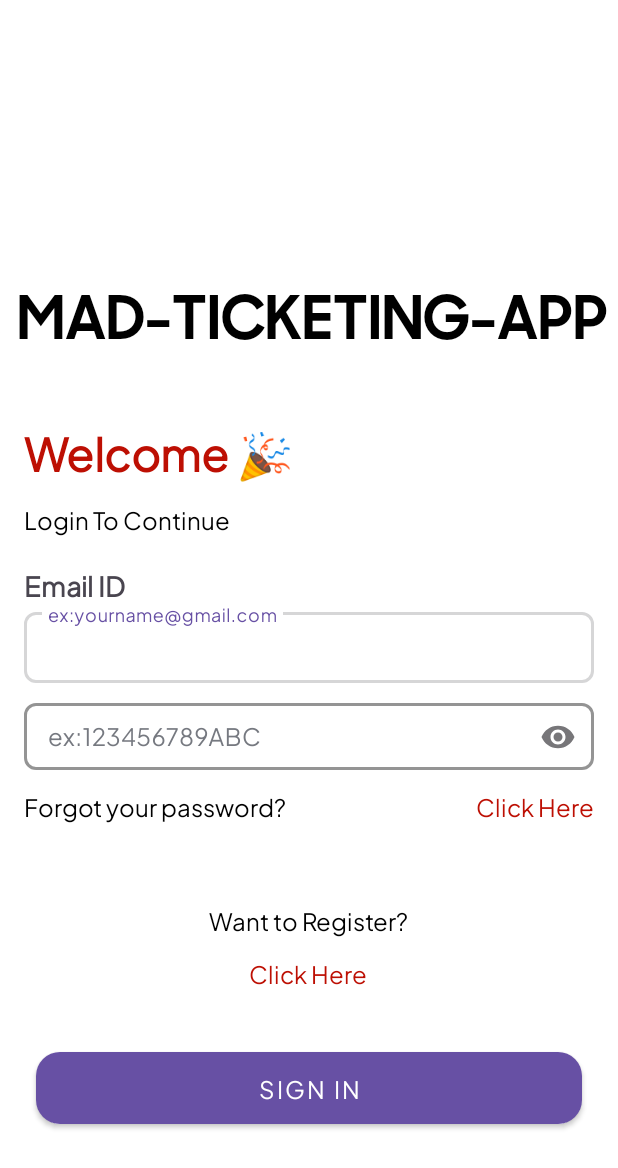
After one commit to MajidMemon/GameOfCodes---Event-Ticking-App---MAD-Project--Fall2023, an Android app: the layout activity_login.xml on its own in the app's theme, with its tools: preview values and no code run, on a phone screen of 412 x 824 dp. The commit adds this screen. Shown: the top 1168 px of the screen. Run offline under Robolectric (Android 15) with nearby library versions, the phone set to English and light mode, and no system bars.

Commit message:
added colors, strings, fonts, button gradient and login and sign_up xmls

```diff
--- /dev/null
+++ b/Source Code/app/src/main/res/drawable/button_gradient.xml
@@ -0,0 +1,8 @@
+<?xml version="1.0" encoding="utf-8"?>
+<shape xmlns:android="http://schemas.android.com/apk/res/android">
+    <corners android:radius="16dp" />
+    <gradient
+        android:startColor="#F44336"
+        android:endColor="#FF9800"
+        android:angle="270" />
+</shape>
--- /dev/null
+++ b/Source Code/app/src/main/res/layout/activity_login.xml
@@ -0,0 +1,241 @@
+<?xml version="1.0" encoding="utf-8"?>
+<layout xmlns:android="http://schemas.android.com/apk/res/android"
+    xmlns:app="http://schemas.android.com/apk/res-auto"
+    xmlns:tools="http://schemas.android.com/tools">
+
+    <data>
+
+    </data>
+
+    <androidx.constraintlayout.widget.ConstraintLayout
+        android:layout_width="match_parent"
+        android:layout_height="match_parent"
+        android:background="@color/background_color"
+        tools:context=".LoginActivity">
+
+        <ImageView
+            android:id="@+id/logoImageView"
+            android:layout_width="wrap_content"
+            android:layout_height="wrap_content"
+            android:src="@drawable/app_logo"
+            app:layout_constraintTop_toTopOf="@+id/textView"
+            app:layout_constraintBottom_toBottomOf="@+id/textView"
+            app:layout_constraintEnd_toStartOf="@+id/textView"
+            android:layout_marginEnd="8dp" />
+
+        <TextView
+            android:id="@+id/textView"
+            android:layout_width="wrap_content"
+            android:layout_height="wrap_content"
+            android:layout_marginTop="16dp"
+            android:fontFamily="@font/logofont"
+            android:text="@string/app_name"
+            android:textAllCaps="true"
+            android:textColor="@color/black"
+            android:textSize="40sp"
+            android:textStyle="bold"
+            app:layout_constraintBottom_toTopOf="@+id/textField1"
+            app:layout_constraintEnd_toEndOf="parent"
+            app:layout_constraintHorizontal_bias="0.631"
+            app:layout_constraintStart_toStartOf="parent"
+            app:layout_constraintTop_toTopOf="parent"
+            app:layout_constraintVertical_bias="0.501" />
+
+        <TextView
+            android:id="@+id/welcomeTextView"
+            android:layout_width="wrap_content"
+            android:layout_height="wrap_content"
+            android:fontFamily="@font/main_font"
+            android:text="@string/welcome"
+            android:textAppearance="@style/TextAppearance.AppCompat.Large"
+            android:textColor="@color/label"
+            android:textSize="30sp"
+            android:textStyle="bold"
+            app:layout_constraintBottom_toTopOf="@+id/textField1"
+            app:layout_constraintEnd_toEndOf="parent"
+            app:layout_constraintHorizontal_bias="0.069"
+            app:layout_constraintStart_toStartOf="parent"
+            app:layout_constraintTop_toBottomOf="@+id/textView"
+            app:layout_constraintVertical_bias="0.339" />
+
+        <TextView
+            android:id="@+id/loginToContinueTextView"
+            android:layout_width="wrap_content"
+            android:layout_height="wrap_content"
+            android:layout_marginTop="12dp"
+            android:fontFamily="@font/main_font"
+            android:text="@string/login_to_continue"
+            android:textAppearance="@style/TextAppearance.AppCompat.Medium"
+            android:textColor="@color/black"
+            android:textSize="16sp"
+            app:layout_constraintBottom_toTopOf="@+id/textField1"
+            app:layout_constraintEnd_toEndOf="parent"
+            app:layout_constraintHorizontal_bias="0.058"
+            app:layout_constraintStart_toStartOf="parent"
+            app:layout_constraintTop_toBottomOf="@id/welcomeTextView"
+            app:layout_constraintVertical_bias="0.0" />
+
+        <TextView
+            android:id="@+id/emailLabel"
+            android:layout_width="wrap_content"
+            android:layout_height="wrap_content"
+            android:layout_marginStart="16dp"
+            android:layout_marginTop="16dp"
+            android:fontFamily="@font/main_font"
+            android:text="@string/email_id"
+            android:textAppearance="@style/TextAppearance.AppCompat.Medium"
+            android:textStyle="bold"
+            app:layout_constraintBottom_toTopOf="@+id/textField1"
+            app:layout_constraintStart_toStartOf="parent"
+            app:layout_constraintTop_toBottomOf="@+id/welcomeTextView"
+            app:layout_constraintVertical_bias="1.0" />
+
+
+        <com.google.android.material.textfield.TextInputLayout
+            android:id="@+id/textField1"
+            style="@style/Widget.MaterialComponents.TextInputLayout.OutlinedBox"
+            android:layout_width="match_parent"
+            android:layout_height="wrap_content"
+            android:layout_marginStart="16dp"
+            android:layout_marginEnd="16dp"
+            android:layout_marginBottom="8dp"
+            android:hint="@string/enter_the_email_id"
+            android:textColorHint="@color/colorTextPrimary"
+            app:boxStrokeColor="@color/app_logo_background"
+            app:boxStrokeWidth="2dp"
+            app:boxCornerRadiusTopStart="8dp"
+            app:boxCornerRadiusTopEnd="8dp"
+            app:boxCornerRadiusBottomStart="8dp"
+            app:boxCornerRadiusBottomEnd="8dp"
+            app:layout_constraintBottom_toTopOf="@+id/txtPasswordL"
+            app:layout_constraintEnd_toEndOf="parent"
+            app:layout_constraintStart_toStartOf="parent">
+
+            <com.google.android.material.textfield.TextInputEditText
+                android:id="@+id/edEmailId"
+                android:layout_width="match_parent"
+                android:layout_height="wrap_content"
+                android:fontFamily="@font/main_font"
+                android:paddingTop="12dp"
+                android:paddingBottom="12dp"
+                android:inputType="textEmailAddress"/>
+
+        </com.google.android.material.textfield.TextInputLayout>
+
+
+
+        <com.google.android.material.textfield.TextInputLayout
+            android:id="@+id/txtPasswordL"
+            style="@style/Widget.MaterialComponents.TextInputLayout.OutlinedBox"
+            android:layout_width="match_parent"
+            android:layout_height="50dp"
+            android:layout_marginStart="16dp"
+            android:layout_marginEnd="16dp"
+            android:hint="@string/enter_the_password"
+            android:textColorHint="@color/colorTextPrimary"
+            app:boxCornerRadiusBottomEnd="8dp"
+            app:boxCornerRadiusBottomStart="8dp"
+            app:boxCornerRadiusTopEnd="8dp"
+            app:boxCornerRadiusTopStart="8dp"
+            app:boxStrokeColor="@color/black"
+            app:boxStrokeWidth="2dp"
+            app:endIconMode="password_toggle"
+            app:errorEnabled="true"
+            app:errorIconDrawable="@null"
+            app:layout_constraintBottom_toBottomOf="parent"
+            app:layout_constraintEnd_toEndOf="parent"
+            app:layout_constraintHorizontal_bias="0.0"
+            app:layout_constraintStart_toStartOf="parent"
+            app:layout_constraintTop_toTopOf="parent"
+            app:layout_constraintVertical_bias="0.599">
+
+
+            <com.google.android.material.textfield.TextInputEditText
+                android:id="@+id/edPassword"
+                android:layout_width="match_parent"
+                android:layout_height="wrap_content"
+                android:fontFamily="@font/main_font"
+                android:inputType="textPassword"
+                android:paddingTop="12dp"
+                android:paddingBottom="12dp"
+                android:shadowRadius="2.03"
+                android:textColorHint="@color/colorTextPrimary" />
+        </com.google.android.material.textfield.TextInputLayout>
+
+        <TextView
+            android:id="@+id/forgotPasswordTextView"
+            android:layout_width="wrap_content"
+            android:layout_height="wrap_content"
+            android:layout_marginTop="12dp"
+            android:fontFamily="@font/main_font"
+            android:text="@string/forgot_password"
+            android:textColor="@color/label"
+            android:textSize="16sp"
+            app:layout_constraintEnd_toEndOf="@id/txtPasswordL"
+            app:layout_constraintTop_toBottomOf="@id/txtPasswordL" />
+
+        <TextView
+            android:id="@+id/forgotPasswordText"
+            android:layout_width="wrap_content"
+            android:layout_height="wrap_content"
+            android:layout_marginTop="12dp"
+            android:fontFamily="@font/main_font"
+            android:text="@string/forgot_password_text"
+            android:textColor="@color/black"
+            android:textSize="16sp"
+            app:layout_constraintEnd_toEndOf="@+id/txtPasswordL"
+            app:layout_constraintHorizontal_bias="0.0"
+            app:layout_constraintStart_toStartOf="@id/txtPasswordL"
+            app:layout_constraintTop_toBottomOf="@+id/txtPasswordL" />
+
+        <TextView
+            android:id="@+id/registerText"
+            android:layout_width="wrap_content"
+            android:layout_height="wrap_content"
+            android:layout_marginTop="88dp"
+            android:fontFamily="@font/main_font"
+            android:text="@string/sign_up_prompt"
+            android:textColor="@color/black"
+            android:textSize="16sp"
+            app:layout_constraintEnd_toEndOf="@+id/txtPasswordL"
+            app:layout_constraintHorizontal_bias="0.53"
+            app:layout_constraintStart_toStartOf="parent"
+            app:layout_constraintTop_toBottomOf="@+id/txtPasswordL" />
+
+        <TextView
+            android:id="@+id/registerTextView"
+            android:layout_width="wrap_content"
+            android:layout_height="wrap_content"
+            android:layout_marginTop="12dp"
+            android:fontFamily="@font/main_font"
+            android:text="@string/sign_up"
+            android:textColor="@color/label"
+            android:textSize="16sp"
+            app:layout_constraintEnd_toEndOf="@+id/txtPasswordL"
+            app:layout_constraintHorizontal_bias="0.523"
+            app:layout_constraintStart_toStartOf="parent"
+            app:layout_constraintTop_toBottomOf="@+id/registerText" />
+
+        <Button
+            android:id="@+id/signInBtn"
+            style="@style/Widget.MaterialComponents.Button"
+            android:layout_width="match_parent"
+            android:layout_height="wrap_content"
+            android:layout_marginStart="24dp"
+            android:layout_marginTop="188dp"
+            android:layout_marginEnd="24dp"
+            android:background="@drawable/button_gradient"
+            android:fontFamily="@font/main_font"
+            android:text="@string/sign_in"
+            android:textAlignment="center"
+            android:textColor="@color/white"
+            android:textSize="16sp"
+            app:cornerRadius="8dp"
+            app:layout_constraintEnd_toEndOf="parent"
+            app:layout_constraintHorizontal_bias="0.0"
+            app:layout_constraintStart_toStartOf="parent"
+            app:layout_constraintTop_toBottomOf="@+id/txtPasswordL" />
+
+
+    </androidx.constraintlayout.widget.ConstraintLayout>
+</layout>
--- a/Source Code/app/src/main/res/values/colors.xml
+++ b/Source Code/app/src/main/res/values/colors.xml
@@ -11,4 +11,18 @@
     <color name="greenText">#65a765</color>
     <color name="redBackground">#ffbfbf</color>
     <color name="redText">#b30000</color>
+    <color name="toolbarColor">#fca311</color>
+
+    <color name="lightFloatingColor">#14213d</color>
+    <color name="darkFloatingColor">#009EFF</color>
+    <!--    <color name="date_text_color">#FFD600</color>-->
+    <color name="swa">#219ebc</color>
+    <color name="sw">#8ecae6</color>
+    <color name="background_color">#FFFFFFFF</color>
+
+    <color name="colorTextPrimary">#767980</color>
+    <color name="colorTextOther">#FAD303</color>
+    <color name="colorTextSecondary">#4A5B82</color>
+    <color name="label">#BD0F03</color>
+    <color name="main_color">#8086242A</color>
 </resources>
```
Also changed, not shown: Source Code/app/src/main/res/layout/activity_signup.xml (added, +196 -0 lines), Source Code/app/src/main/res/values/strings.xml (+61 -0 lines), Source Code/app/src/main/res/font/logofont.otf (added), Source Code/app/src/main/res/font/main_font.ttf (added), Source Code/app/src/main/res/font/secular_one_regular.ttf (added).
